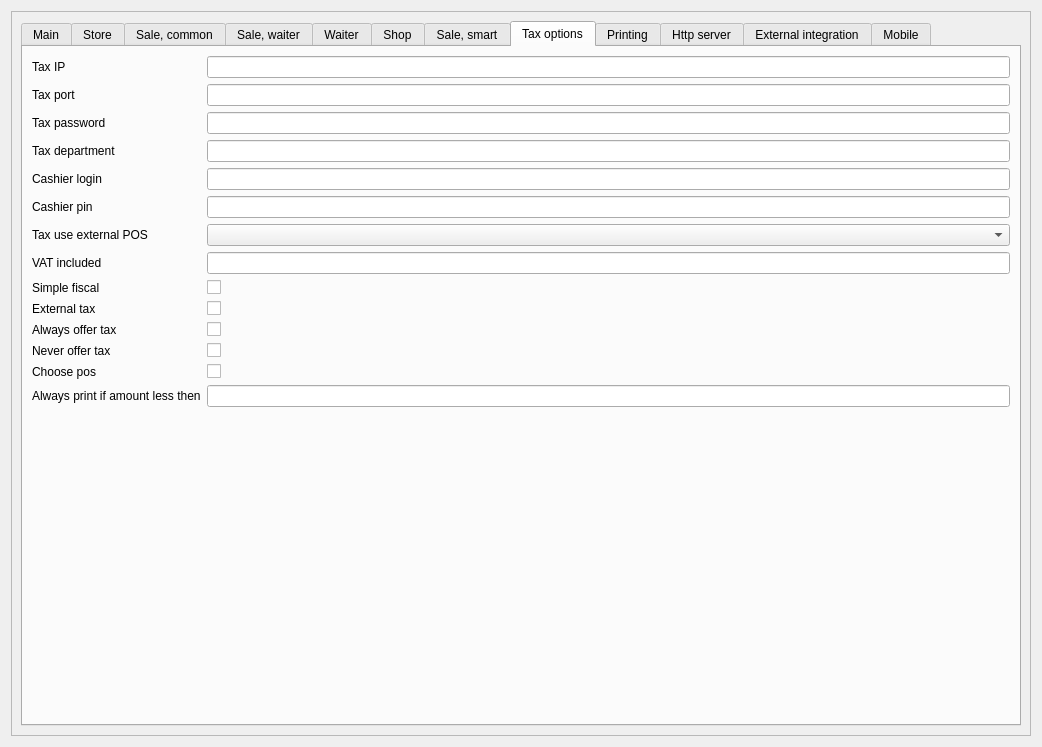
Qt form Reports/c5settingswidget.ui (End1-1/Cafe5) before a commit.
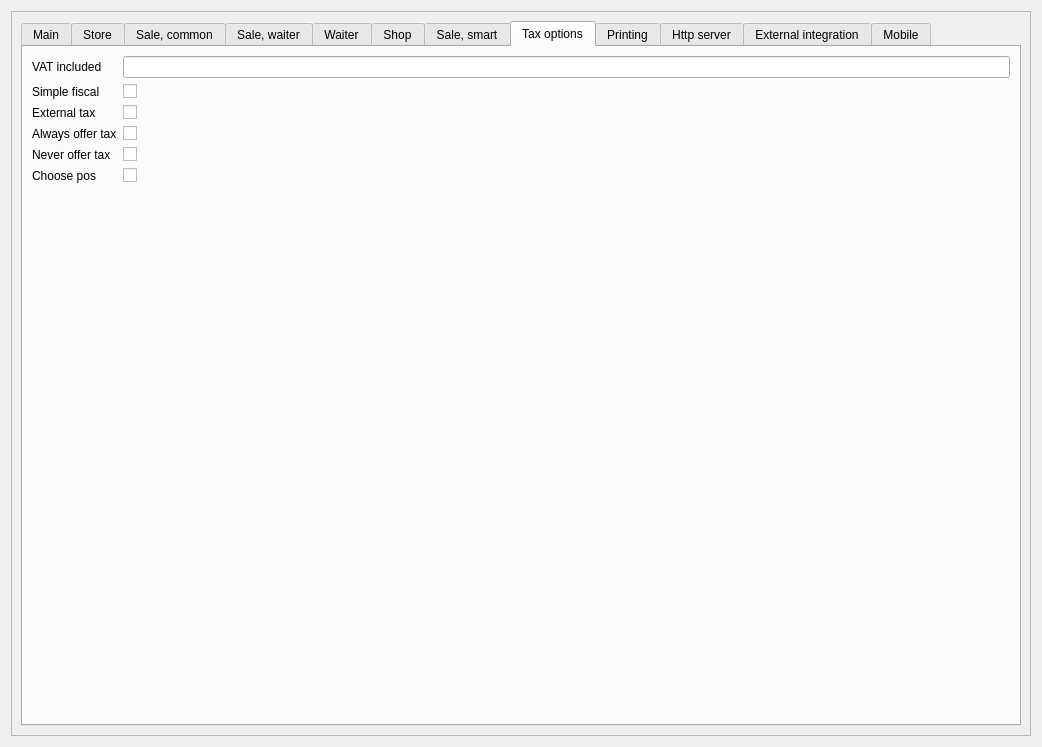
The same form after that commit. The open tabs and pages were chosen to show the change. Custom widgets are drawn as their Qt base class.

Patch:
```diff
--- a/Reports/c5settingswidget.ui
+++ b/Reports/c5settingswidget.ui
@@ -42,8 +42,8 @@
        <rect>
         <x>0</x>
         <y>0</y>
-        <width>1022</width>
-        <height>727</height>
+        <width>1018</width>
+        <height>723</height>
        </rect>
       </property>
       <layout class="QHBoxLayout" name="horizontalLayout_2">
@@ -1592,159 +1592,48 @@
            <string>Tax options</string>
           </attribute>
           <layout class="QGridLayout" name="gridLayout_4">
-           <item row="4" column="2">
-            <widget class="C5LineEdit" name="leCashierLogin">
-             <property name="Tag" stdset="0">
-              <number>39</number>
-             </property>
-            </widget>
-           </item>
            <item row="3" column="2">
-            <widget class="C5LineEdit" name="leTaxDept">
-             <property name="Tag" stdset="0">
-              <number>8</number>
-             </property>
-            </widget>
-           </item>
-           <item row="12" column="2">
-            <widget class="C5CheckBox" name="chChoosePos">
+            <widget class="C5CheckBox" name="chAlwaysOfferTax">
              <property name="text">
               <string/>
              </property>
              <property name="Tag" stdset="0">
-              <number>113</number>
-             </property>
-            </widget>
-           </item>
-           <item row="13" column="2">
-            <widget class="C5LineEdit" name="leTaxAlwaysPrintIfAmountLess">
-             <property name="Tag" stdset="0">
-              <number>107</number>
-             </property>
-            </widget>
-           </item>
-           <item row="6" column="0">
-            <widget class="QLabel" name="label_18">
-             <property name="text">
-              <string>Tax use external POS</string>
-             </property>
-            </widget>
-           </item>
-           <item row="9" column="0">
-            <widget class="QLabel" name="label_74">
-             <property name="text">
-              <string>External tax</string>
-             </property>
-            </widget>
-           </item>
-           <item row="0" column="2">
-            <widget class="C5LineEdit" name="leTaxIP">
-             <property name="Tag" stdset="0">
-              <number>5</number>
-             </property>
-            </widget>
-           </item>
-           <item row="1" column="0">
-            <widget class="QLabel" name="label_6">
-             <property name="text">
-              <string>Tax port</string>
-             </property>
-            </widget>
-           </item>
-           <item row="7" column="2">
-            <widget class="C5LineEdit" name="leVAT">
-             <property name="Tag" stdset="0">
-              <number>87</number>
+              <number>27</number>
              </property>
             </widget>
            </item>
            <item row="0" column="0">
-            <widget class="QLabel" name="label_5">
+            <widget class="QLabel" name="label_83">
              <property name="text">
-              <string>Tax IP</string>
+              <string>VAT included</string>
              </property>
             </widget>
            </item>
-           <item row="11" column="2">
-            <widget class="C5CheckBox" name="chNeverOfferTax">
-             <property name="text">
-              <string/>
-             </property>
-             <property name="Tag" stdset="0">
-              <number>93</number>
-             </property>
-            </widget>
-           </item>
-           <item row="10" column="0">
+           <item row="3" column="0">
             <widget class="QLabel" name="label_31">
              <property name="text">
               <string>Always offer tax</string>
              </property>
             </widget>
            </item>
-           <item row="3" column="0">
-            <widget class="QLabel" name="label_8">
+           <item row="4" column="2">
+            <widget class="C5CheckBox" name="chNeverOfferTax">
              <property name="text">
-              <string>Tax department</string>
+              <string/>
+             </property>
+             <property name="Tag" stdset="0">
+              <number>93</number>
              </property>
             </widget>
            </item>
-           <item row="12" column="0">
+           <item row="5" column="0">
             <widget class="QLabel" name="label_106">
              <property name="text">
               <string>Choose pos</string>
              </property>
             </widget>
            </item>
-           <item row="5" column="0">
-            <widget class="QLabel" name="label_42">
-             <property name="text">
-              <string>Cashier pin</string>
-             </property>
-            </widget>
-           </item>
-           <item row="2" column="0">
-            <widget class="QLabel" name="label_7">
-             <property name="text">
-              <string>Tax password</string>
-             </property>
-            </widget>
-           </item>
-           <item row="14" column="2">
-            <spacer name="verticalSpacer_4">
-             <property name="orientation">
-              <enum>Qt::Orientation::Vertical</enum>
-             </property>
-             <property name="sizeHint" stdset="0">
-              <size>
-               <width>20</width>
-               <height>40</height>
-              </size>
-             </property>
-            </spacer>
-           </item>
-           <item row="1" column="2">
-            <widget class="C5LineEdit" name="leTaxPort">
-             <property name="Tag" stdset="0">
-              <number>6</number>
-             </property>
-            </widget>
-           </item>
-           <item row="13" column="0">
-            <widget class="QLabel" name="label_100">
-             <property name="text">
-              <string>Always print if amount less then</string>
-             </property>
-            </widget>
-           </item>
-           <item row="5" column="2">
-            <widget class="C5LineEdit" name="leCashierPin">
-             <property name="Tag" stdset="0">
-              <number>40</number>
-             </property>
-            </widget>
-           </item>
-           <item row="9" column="2">
+           <item row="2" column="2">
             <widget class="C5CheckBox" name="chExternalTax">
              <property name="text">
               <string/>
@@ -1754,52 +1643,51 @@
              </property>
             </widget>
            </item>
-           <item row="4" column="0">
-            <widget class="QLabel" name="label_41">
+           <item row="1" column="0">
+            <widget class="QLabel" name="label_117">
              <property name="text">
-              <string>Cashier login</string>
-             </property>
-            </widget>
-           </item>
-           <item row="2" column="2">
-            <widget class="C5LineEdit" name="leTaxPassword">
-             <property name="Tag" stdset="0">
-              <number>7</number>
+              <string>Simple fiscal</string>
              </property>
             </widget>
            </item>
            <item row="6" column="2">
-            <widget class="C5ComboBox" name="cbTaxUseExtPos">
+            <spacer name="verticalSpacer_4">
+             <property name="orientation">
+              <enum>Qt::Orientation::Vertical</enum>
+             </property>
+             <property name="sizeHint" stdset="0">
+              <size>
+               <width>20</width>
+               <height>40</height>
+              </size>
+             </property>
+            </spacer>
+           </item>
+           <item row="5" column="2">
+            <widget class="C5CheckBox" name="chChoosePos">
+             <property name="text">
+              <string/>
+             </property>
              <property name="Tag" stdset="0">
               <number>15</number>
              </property>
             </widget>
            </item>
-           <item row="11" column="0">
+           <item row="2" column="0">
+            <widget class="QLabel" name="label_74">
+             <property name="text">
+              <string>External tax</string>
+             </property>
+            </widget>
+           </item>
+           <item row="4" column="0">
             <widget class="QLabel" name="label_87">
              <property name="text">
               <string>Never offer tax</string>
              </property>
             </widget>
            </item>
-           <item row="7" column="0">
-            <widget class="QLabel" name="label_83">
-             <property name="text">
-              <string>VAT included</string>
-             </property>
-            </widget>
-           </item>
-           <item row="10" column="2">
-            <widget class="C5CheckBox" name="chAlwaysOfferTax">
-             <property name="text">
-              <string/>
-             </property>
-             <property name="Tag" stdset="0">
-              <number>27</number>
-             </property>
-            </widget>
-           </item>
-           <item row="8" column="2">
+           <item row="1" column="2">
             <widget class="C5CheckBox" name="chSimpleFiscal">
              <property name="text">
               <string/>
@@ -1809,10 +1697,10 @@
              </property>
             </widget>
            </item>
-           <item row="8" column="0">
-            <widget class="QLabel" name="label_117">
-             <property name="text">
-              <string>Simple fiscal</string>
+           <item row="0" column="2">
+            <widget class="C5LineEdit" name="leVAT">
+             <property name="Tag" stdset="0">
+              <number>87</number>
              </property>
             </widget>
            </item>
@@ -2583,21 +2471,21 @@
   </layout>
  </widget>
  <customwidgets>
+  <customwidget>
+   <class>C5LineEdit</class>
+   <extends>QLineEdit</extends>
+   <header location="global">c5lineedit.h</header>
+  </customwidget>
+  <customwidget>
+   <class>C5LineEditWithSelector</class>
+   <extends>QLineEdit</extends>
+   <header location="global">c5lineeditwithselector.h</header>
+  </customwidget>
   <customwidget>
    <class>C5CheckBox</class>
    <extends>QCheckBox</extends>
    <header location="global">c5checkbox.h</header>
   </customwidget>
-  <customwidget>
-   <class>C5LineEditWithSelector</class>
-   <extends>QLineEdit</extends>
-   <header location="global">c5lineeditwithselector.h</header>
-  </customwidget>
-  <customwidget>
-   <class>C5LineEdit</class>
-   <extends>QLineEdit</extends>
-   <header location="global">c5lineedit.h</header>
-  </customwidget>
   <customwidget>
    <class>C5ComboBox</class>
    <extends>QComboBox</extends>
```
Left out of the diff: 234 changed lines with no effect on the pictures.
